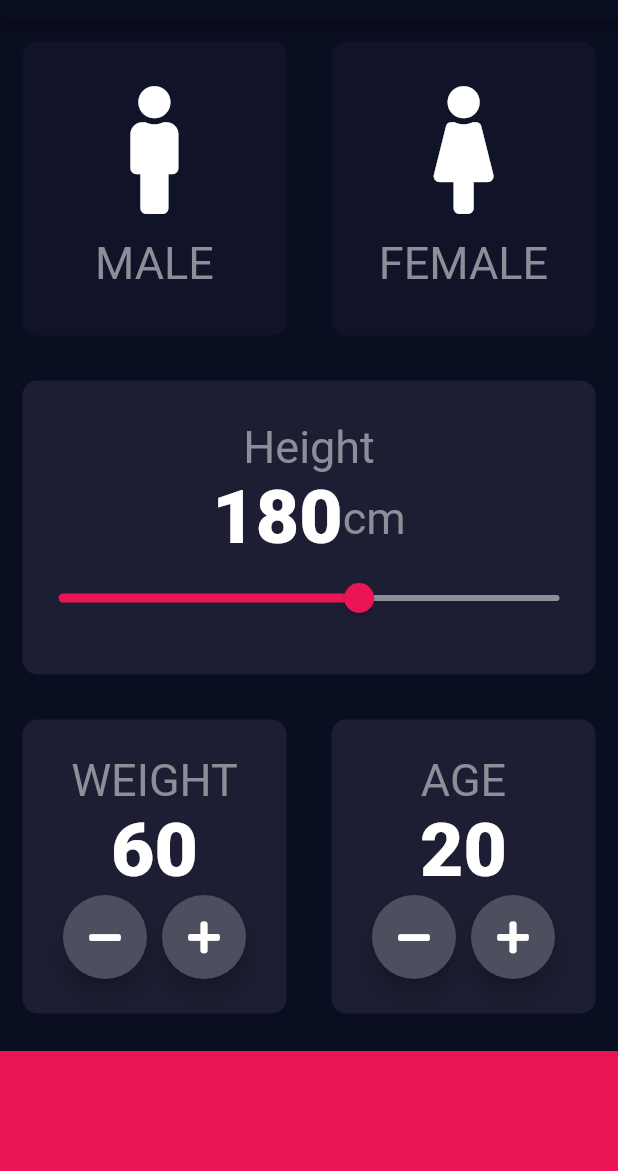
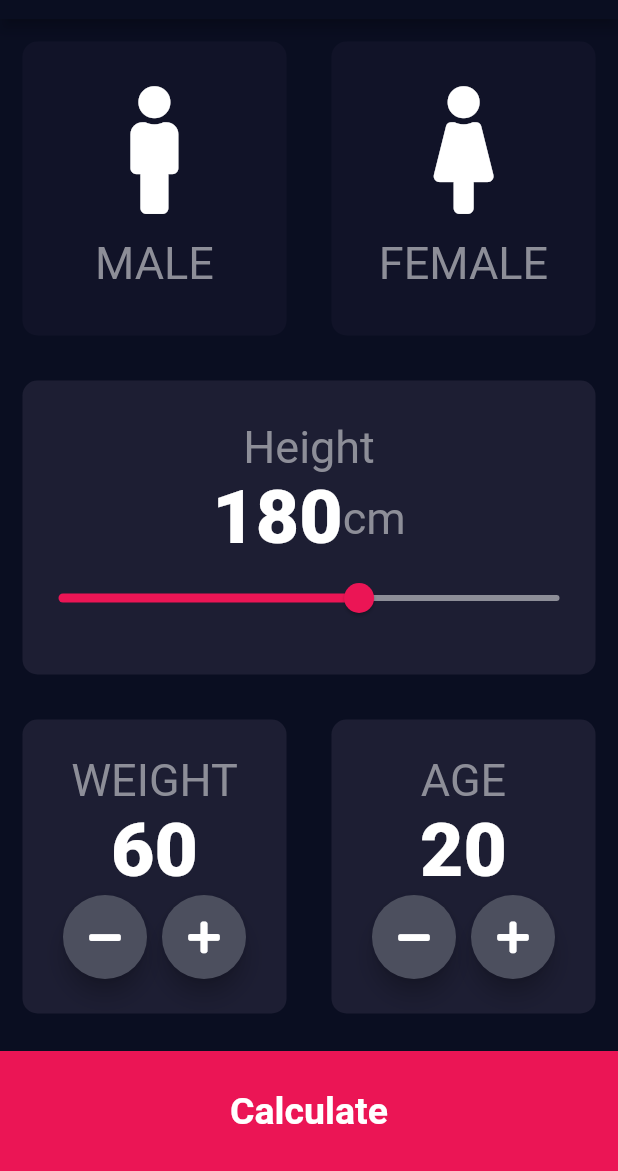
Before and after one commit to saqlainabbas068/flutter_BMICalculator_app, a Flutter app: the screen it shows after launch, on a phone screen of 412 x 824 dp, the part 65-1236 px from its top. Run offline on Flutter 3.47's test engine with Material 2 defaults, Android fonts, the phone set to English and light mode, and no system bars; our stand-ins replace font_awesome_flutter.

```diff
--- a/lib/ConstantFile.dart
+++ b/lib/ConstantFile.dart
@@ -8,8 +8,13 @@ fontSize: 30.0,
 color: Color(0xFF8D8E98),
 );
 
-const kNumberStyle=TextStyle(fontSize: 50.0,fontWeight: FontWeight.w900,) ;
+const kNumberStyle=TextStyle(
+  fontSize: 50.0,fontWeight: FontWeight.w900,
+);
 const kLargeButtonStyle=TextStyle(
-  fontSize: 25.0,
-  fontWeight: FontWeight.bold,
+  fontSize: 25.0, fontWeight: FontWeight.bold,
 );
+
+const kLargeButtonStyele=TextStyle(
+  fontSize: 25.0, fontWeight: FontWeight.bold,
+);
--- a/lib/input_page.dart
+++ b/lib/input_page.dart
@@ -1,10 +1,12 @@
 import 'package:flutter/cupertino.dart';
 import 'package:flutter/material.dart';
+import 'package:flutter/src/widgets/framework.dart';
 import 'package:flutter_app_lecture55/ConstantFile.dart';
 import 'package:font_awesome_flutter/font_awesome_flutter.dart';
 import 'IconTextFile.dart';
 import 'ContainerFile.dart';
 import 'ConstantFile.dart';
+import 'Resultfile.dart';
 
 enum Gender
 {
@@ -69,7 +71,7 @@ class _InputPageState extends State<InputPage> {
                 ),
 
             ),
-            Expanded(
+             Expanded(
                   child: RepeatContainerCode(
                     onPressed: (){
                       setState(() {
@@ -204,11 +206,22 @@ class _InputPageState extends State<InputPage> {
           ],
         ),
         ),
-        Container(
-          color: Color(0xFFEB1555),
-          margin: EdgeInsets.only(top:10.0),
-          width: double.infinity,
-          height: 80.0,
+        GestureDetector(
+          onTap: (){
+            Navigator.push(context, MaterialPageRoute(builder: (context)=>ResultScreen));
+          },
+          child: Container(
+            child: Center(
+              child: Text(
+                  'Calculate',
+                  style: kLargeButtonStyele,
+              ),
+            ),
+            color: Color(0xFFEB1555),
+            margin: EdgeInsets.only(top:10.0),
+            width: double.infinity,
+            height: 80.0,
+          ),
         ),
         ],
       ),
```
Also changed, not shown: lib/Resultfile.dart (added, +16 -0 lines).
